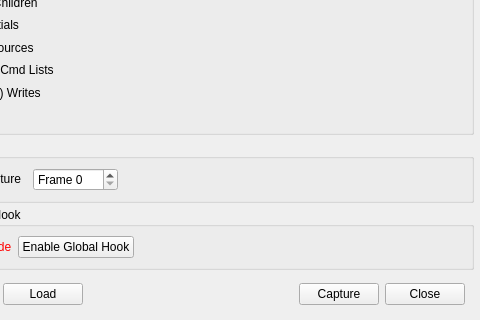
Before: the Qt Designer form qrenderdoc/Windows/Dialogs/CaptureDialog.ui in baldurk/renderdoc, drawn with Qt 5; both pictures show x 98 to 578 and y 659 to 979 of the 578 by 979 pixel window.
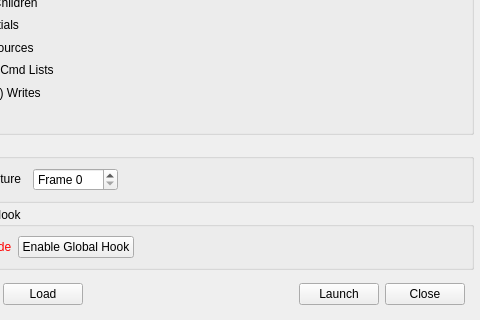
After: the same form once the commit is applied. Icons and pictures are not drawn.

Commit message: Rename 'capture' button to 'launch' on CaptureDialog to clarify usage

Patch:
```diff
--- a/qrenderdoc/Windows/Dialogs/CaptureDialog.ui
+++ b/qrenderdoc/Windows/Dialogs/CaptureDialog.ui
@@ -698,7 +698,7 @@
       <item>
        <widget class="QPushButton" name="capture">
         <property name="text">
-         <string>Capture</string>
+         <string>Launch</string>
         </property>
        </widget>
       </item>
```
Left out of the diff: 2 changed lines with no effect on the pictures. The commit also changes 4 other files.
